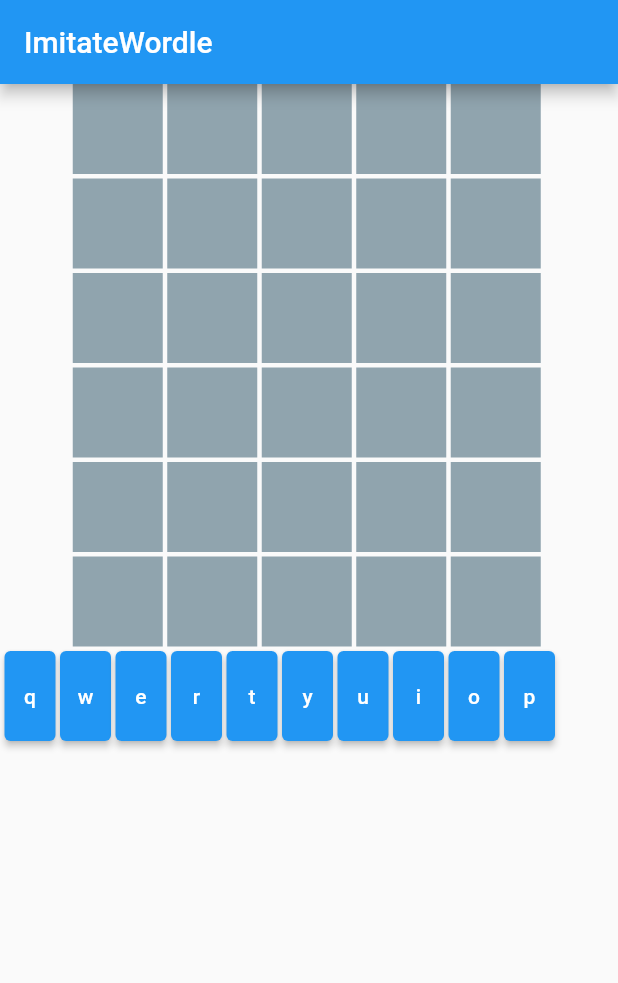
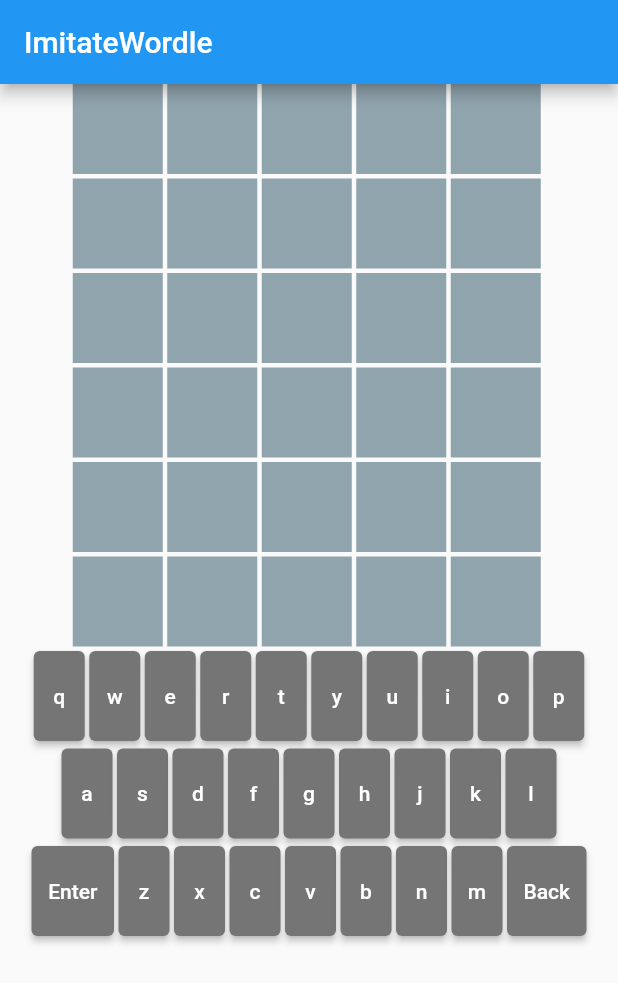
Before and after one commit to koki-ns/wordlelike, a Flutter app: the screen it shows after launch, on a phone screen of 412 x 824 dp. Shown: the top 983 px of the screen. Run offline on Flutter 3.47's test engine with Material 2 defaults, Android fonts, the phone set to English and light mode, and no system bars.

Commit message:
add KeyBoard

```diff
--- a/lib/keyboard.dart
+++ b/lib/keyboard.dart
@@ -14,17 +14,51 @@ class KeyBoardWidget extends StatelessWidget {
     'o',
     'p'
   ];
+  final List<String> secondRow = ['a', 's', 'd', 'f', 'g', 'h', 'j', 'k', 'l'];
+  final List<String> thirdRow = ['z', 'x', 'c', 'v', 'b', 'n', 'm'];
+
+  final double keyHeight = 60;
 
   @override
   Widget build(BuildContext context) {
     final HoldDataState data = HoldData.of(context);
-    return Row(
+    return Column(
       children: [
-        SizedBox(width: 3),
-        for (var char in firstRow) ...{
-          _buildInputKey(context, char),
-          SizedBox(width: 3)
-        }
+        Row(
+          mainAxisAlignment: MainAxisAlignment.center,
+          children: [
+            SizedBox(width: 3),
+            for (var char in firstRow) ...{
+              _buildInputKey(context, char),
+              SizedBox(width: 3)
+            }
+          ],
+        ),
+        SizedBox(height: 5),
+        Row(
+          mainAxisAlignment: MainAxisAlignment.center,
+          children: [
+            SizedBox(width: 10),
+            for (var char in secondRow) ...{
+              _buildInputKey(context, char),
+              if (char != 'l') SizedBox(width: 3)
+            },
+            SizedBox(width: 10),
+          ],
+        ),
+        SizedBox(height: 5),
+        Row(
+          mainAxisAlignment: MainAxisAlignment.center,
+          children: [
+            _buildEnterKey(context),
+            SizedBox(width: 3),
+            for (var char in thirdRow) ...{
+              _buildInputKey(context, char),
+              SizedBox(width: 3)
+            },
+            _buildBackSpaceKey(context),
+          ],
+        ),
       ],
     );
   }
@@ -34,9 +68,10 @@ class KeyBoardWidget extends StatelessWidget {
     return Container(
       child: SizedBox(
         width: 34,
-        height: 60,
+        height: keyHeight,
         child: ElevatedButton(
           style: ElevatedButton.styleFrom(
+            primary: Colors.grey[600],
             padding: EdgeInsets.zero,
           ),
           onPressed: () => data.input(char),
@@ -45,4 +80,40 @@ class KeyBoardWidget extends StatelessWidget {
       ),
     );
   }
+
+  Widget _buildEnterKey(BuildContext context) {
+    final HoldDataState data = HoldData.of(context);
+    return Container(
+      child: SizedBox(
+        width: 55,
+        height: keyHeight,
+        child: ElevatedButton(
+          style: ElevatedButton.styleFrom(
+            primary: Colors.grey[600],
+            padding: EdgeInsets.zero,
+          ),
+          onPressed: () => data.enter(),
+          child: Text('Enter'),
+        ),
+      ),
+    );
+  }
+
+  Widget _buildBackSpaceKey(BuildContext context) {
+    final HoldDataState data = HoldData.of(context);
+    return Container(
+      child: SizedBox(
+        width: 53,
+        height: keyHeight,
+        child: ElevatedButton(
+          style: ElevatedButton.styleFrom(
+            primary: Colors.grey[600],
+            padding: EdgeInsets.zero,
+          ),
+          onPressed: () => data.backSpace(),
+          child: Text('Back'),
+        ),
+      ),
+    );
+  }
 }
```
Also changed, not shown: lib/inputContainer.dart (+14 -6 lines), lib/wordleModel.dart (added, +37 -0 lines).
